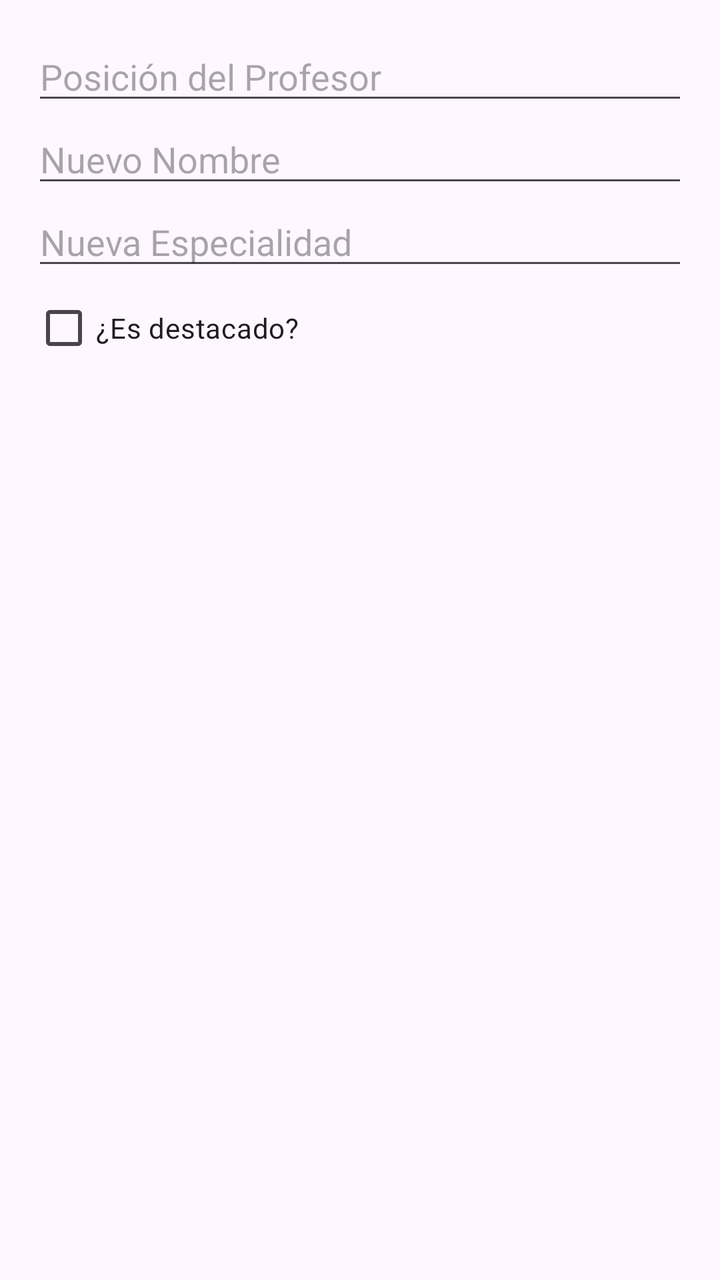
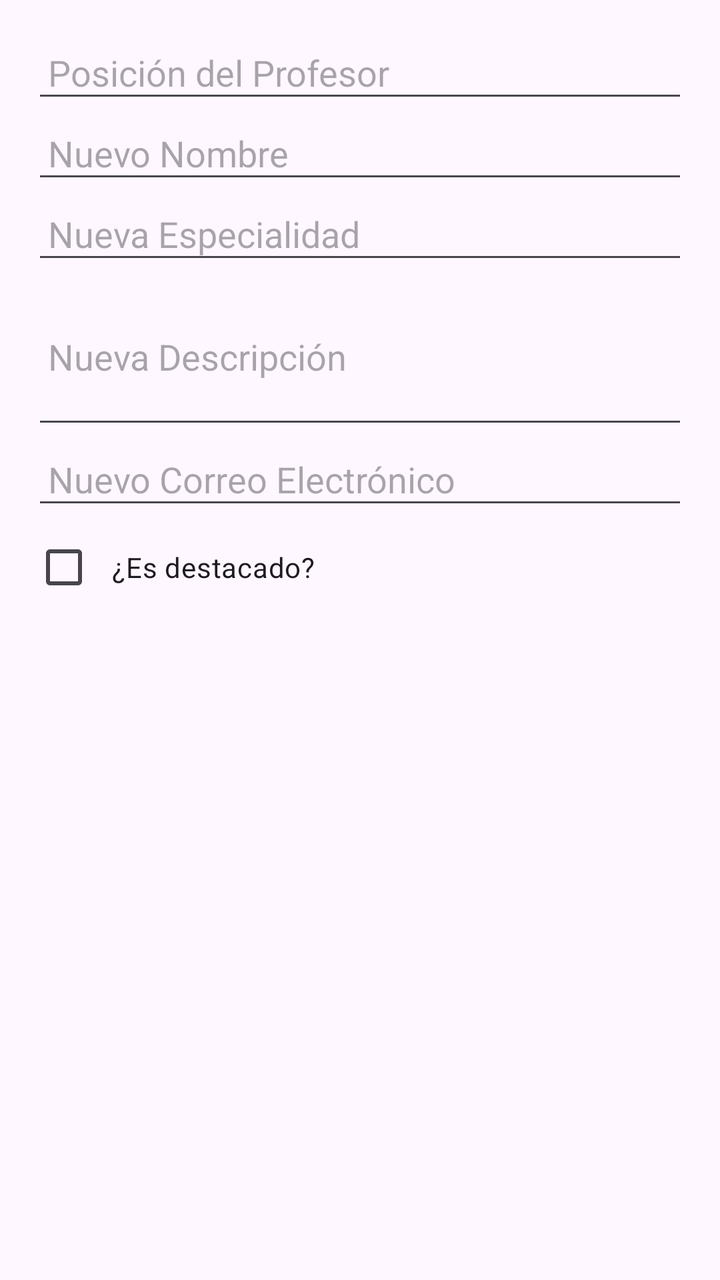

Before-and-after screenshots of an Android layout around one commit, followed by the original layout XML and the change that was made.
<!-- AndroidManifest.xml: application theme Theme.LoginYCardView -->
<!-- res/layout/dialog_update_professor.xml -->
<LinearLayout xmlns:android="http://schemas.android.com/apk/res/android"
    android:layout_width="match_parent"
    android:layout_height="wrap_content"
    android:orientation="vertical"
    android:padding="16dp">

    <EditText
        android:id="@+id/editPosition"
        android:layout_width="match_parent"
        android:layout_height="wrap_content"
        android:hint="Posición del Profesor" />

    <EditText
        android:id="@+id/editName"
        android:layout_width="match_parent"
        android:layout_height="wrap_content"
        android:hint="Nuevo Nombre" />

    <EditText
        android:id="@+id/editSpecialty"
        android:layout_width="match_parent"
        android:layout_height="wrap_content"
        android:hint="Nueva Especialidad" />

    <CheckBox
        android:id="@+id/checkboxTopRated"
        android:layout_width="wrap_content"
        android:layout_height="wrap_content"
        android:text="¿Es destacado?" />
</LinearLayout>
<!-- resources referenced by this layout -->
<resources>
  <style name="Theme.LoginYCardView" parent="Base.Theme.LoginYCardView" />
  <style name="Base.Theme.LoginYCardView" parent="Theme.Material3.DayNight.NoActionBar">
          
          
      </style>
</resources>

<!-- the commit's change to res/layout/dialog_update_professor.xml (unified diff, before → after) -->
@@ -1,30 +1,61 @@
-<LinearLayout xmlns:android="http://schemas.android.com/apk/res/android"
+<LinearLayout
+    xmlns:android="http://schemas.android.com/apk/res/android"
     android:layout_width="match_parent"
     android:layout_height="wrap_content"
     android:orientation="vertical"
     android:padding="16dp">
 
+    
     <EditText
         android:id="@+id/editPosition"
         android:layout_width="match_parent"
         android:layout_height="wrap_content"
-        android:hint="Posición del Profesor" />
+        android:hint="Posición del Profesor"
+        android:inputType="number"
+        android:padding="8dp" />
 
+    
     <EditText
         android:id="@+id/editName"
         android:layout_width="match_parent"
         android:layout_height="wrap_content"
-        android:hint="Nuevo Nombre" />
+        android:hint="Nuevo Nombre"
+        android:inputType="textPersonName"
+        android:padding="8dp" />
 
+    
     <EditText
         android:id="@+id/editSpecialty"
         android:layout_width="match_parent"
         android:layout_height="wrap_content"
-        android:hint="Nueva Especialidad" />
+        android:hint="Nueva Especialidad"
+        android:inputType="text"
+        android:padding="8dp" />
 
+    
+    <EditText
+        android:id="@+id/editDescription"
+        android:layout_width="match_parent"
+        android:layout_height="wrap_content"
+        android:hint="Nueva Descripción"
+        android:inputType="textMultiLine"
+        android:minLines="3"
+        android:padding="8dp" />
+
+    
+    <EditText
+        android:id="@+id/editEmail"
+        android:layout_width="match_parent"
+        android:layout_height="wrap_content"
+        android:hint="Nuevo Correo Electrónico"
+        android:inputType="textEmailAddress"
+        android:padding="8dp" />
+
+    
     <CheckBox
         android:id="@+id/checkboxTopRated"
         android:layout_width="wrap_content"
         android:layout_height="wrap_content"
-        android:text="¿Es destacado?" />
+        android:text="¿Es destacado?"
+        android:padding="8dp" />
 </LinearLayout>
